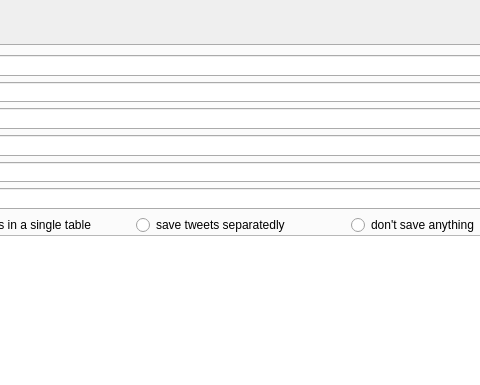
Old version of the form tweetwatcher/tweetwatcher.ui in the repository dhsdshdhk/tweetwatcher; both pictures show x 252 to 732 and y 0 to 385 of the 844 by 608 pixel window.
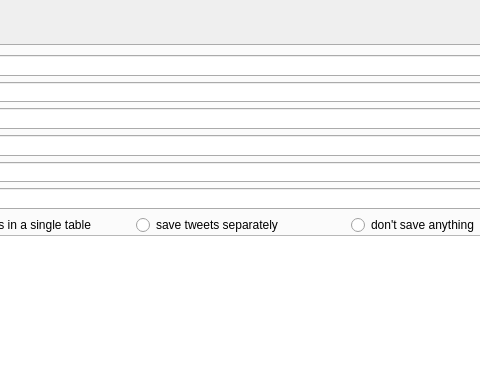
New version of the form. Icons and pictures are not drawn.

Commit message: Fix spelling mistake

```diff
--- a/tweetwatcher/tweetwatcher.ui
+++ b/tweetwatcher/tweetwatcher.ui
@@ -105,7 +105,7 @@
        <bool>true</bool>
       </property>
      </widget>
-     <widget class="QWidget" name="">
+     <widget class="QWidget" name="layoutWidget">
       <property name="geometry">
        <rect>
         <x>9</x>
@@ -214,7 +214,7 @@
             <string>Ideal option for not so trendy, lower influx topics.</string>
            </property>
            <property name="text">
-            <string>save tweets separatedly</string>
+            <string>save tweets separately</string>
            </property>
           </widget>
          </item>
@@ -232,7 +232,7 @@
        </item>
       </layout>
      </widget>
-     <widget class="QWidget" name="">
+     <widget class="QWidget" name="layoutWidget">
       <property name="geometry">
        <rect>
         <x>10</x>
@@ -279,7 +279,7 @@
        </item>
       </layout>
      </widget>
-     <widget class="QWidget" name="">
+     <widget class="QWidget" name="layoutWidget">
       <property name="geometry">
        <rect>
         <x>0</x>
```
Left out of the diff: 2 changed lines with no effect on the pictures. The commit also changes 2 other files.
